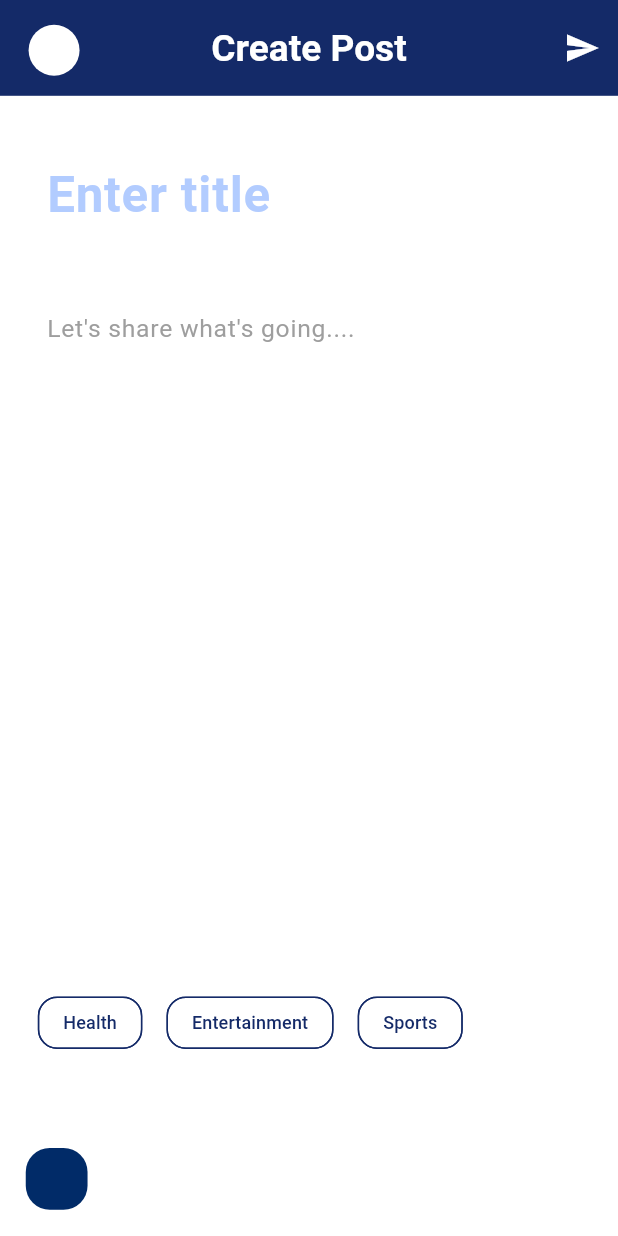
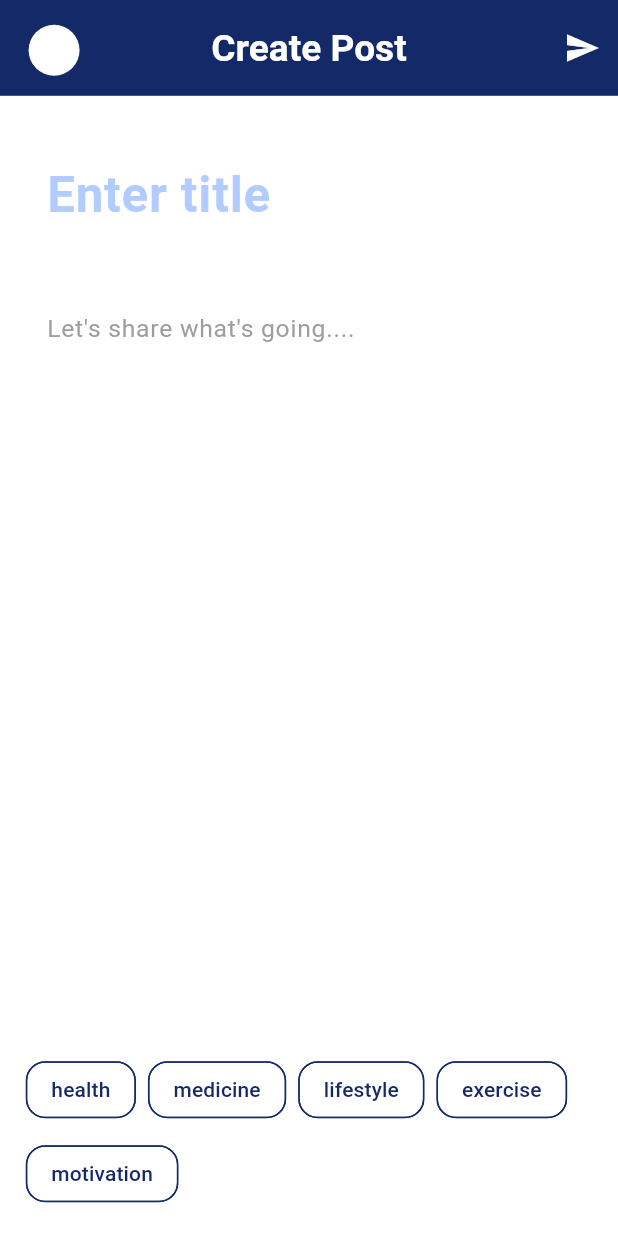
Before and after one commit to anion-hawk/DiaMate, a Flutter app: the OwnPostScreen screen opened directly, on a phone screen of 412 x 824 dp. Run offline on Flutter 3.47's test engine with Material 3 defaults, Android fonts, the light colour scheme and no system bars; our stand-ins replace cached_network_image, cloud_firestore, firebase_auth, firebase_core, flutter_dotenv, flutter_rating_bar and 4 more; missing offline and left inert: requests; accounts and stored records are empty; Roboto replaces fonts that are missing (Oxygen, Poppins).

Commit message:
tags restored

```diff
--- a/diamate_frontend/lib/presentation/own_post_screen/own_post_screen.dart
+++ b/diamate_frontend/lib/presentation/own_post_screen/own_post_screen.dart
@@ -1,5 +1,6 @@
 import 'package:diamate_frontend/config.dart';
 import 'package:diamate_frontend/widgets/app_bar/app_bar_trailing_button.dart';
+import 'package:diamate_frontend/widgets/choice_chips.dart';
 import 'package:requests/requests.dart';
 
 import '../own_post_screen/widgets/healthchipview_item_widget.dart';
@@ -34,23 +35,30 @@ class _OwnPostScreen extends State<OwnPostScreen> {
     });
   }
 
+  final List<String> availableTags = [
+    'health',
+    'medicine',
+    'lifestyle',
+    'exercise',
+    'motivation'
+  ];
+
   TextEditingController titleController = TextEditingController();
+  TextEditingController contentController = TextEditingController();
+  List<String> selectedTags = [];
 
-  TextEditingController contentController = TextEditingController();
   GlobalKey<FormState> _formKey = GlobalKey<FormState>();
   void savePost(BuildContext context) async {
     if (titleController.text.isNotEmpty && contentController.text.isNotEmpty) {
       var reqbody = {
         "title": titleController.text,
-        "content": contentController.text
+        "content": contentController.text,
+        "tags": jsonEncode(selectedTags)
       };
-      print(reqbody);
       var response = await Requests.post(own_post, body: reqbody);
-      print(response.body);
       print(response.statusCode);
 
       if (response.statusCode >= 200 && response.statusCode < 300) {
-        print(response);
         //Navigator.pop(context);
       } else {
         print("Error: ${response.statusCode}");
@@ -106,17 +114,16 @@ class _OwnPostScreen extends State<OwnPostScreen> {
                         ),
                       ),
                       const Spacer(),
-                      _buildHealthChipView(context),
-                      SizedBox(height: 17.v),
-                      Row(children: [
-                        CustomIconButton(
-                            height: 40.adaptSize,
-                            width: 40.adaptSize,
-                            //onPressed: _pickImage,
-                            child: CustomImageView(
-                                imagePath: ImageConstant.imgUserPrimary40x40)),
-                      ])
+                      _buildTags(),
                     ]))));
+  }
+
+  Widget _buildTags() {
+    return ChoiceChips(
+        onOptionsChanged: (options) {
+          selectedTags = options;
+        },
+        options: availableTags);
   }
 
   /// Section Widget
@@ -144,15 +151,6 @@ class _OwnPostScreen extends State<OwnPostScreen> {
         styleType: Style.bgFill_1);
   }
 
-  /// Section Widget
-  Widget _buildHealthChipView(BuildContext context) {
-    return Wrap(
-        runSpacing: 9.49.v,
-        spacing: 9.49.h,
-        children: List<Widget>.generate(
-            1, (index) => const HealthchipviewItemWidget()));
-  }
-
   /// Navigates back to the previous screen.
   onTapClose(BuildContext context) {
     Navigator.pop(context);
```
Also changed, not shown: diamate_frontend/lib/presentation/show_post_screen/show_post_screen.dart (+15 -17 lines), diamate_frontend/lib/widgets/choice_chips_static.dart (added, +52 -0 lines).
